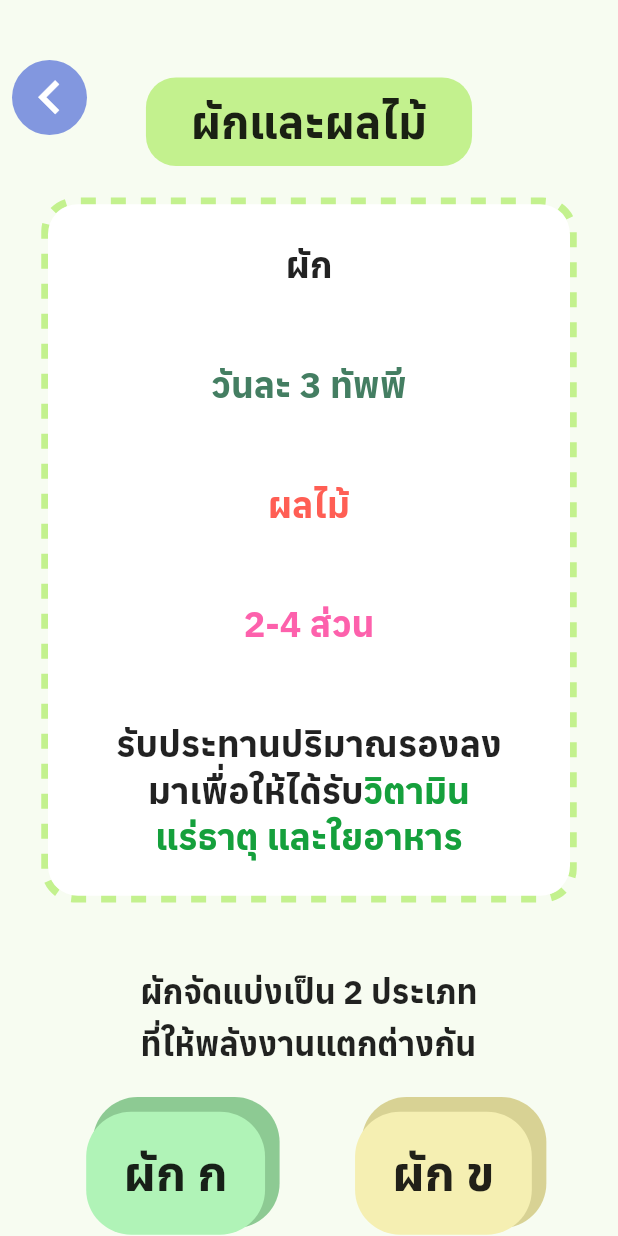
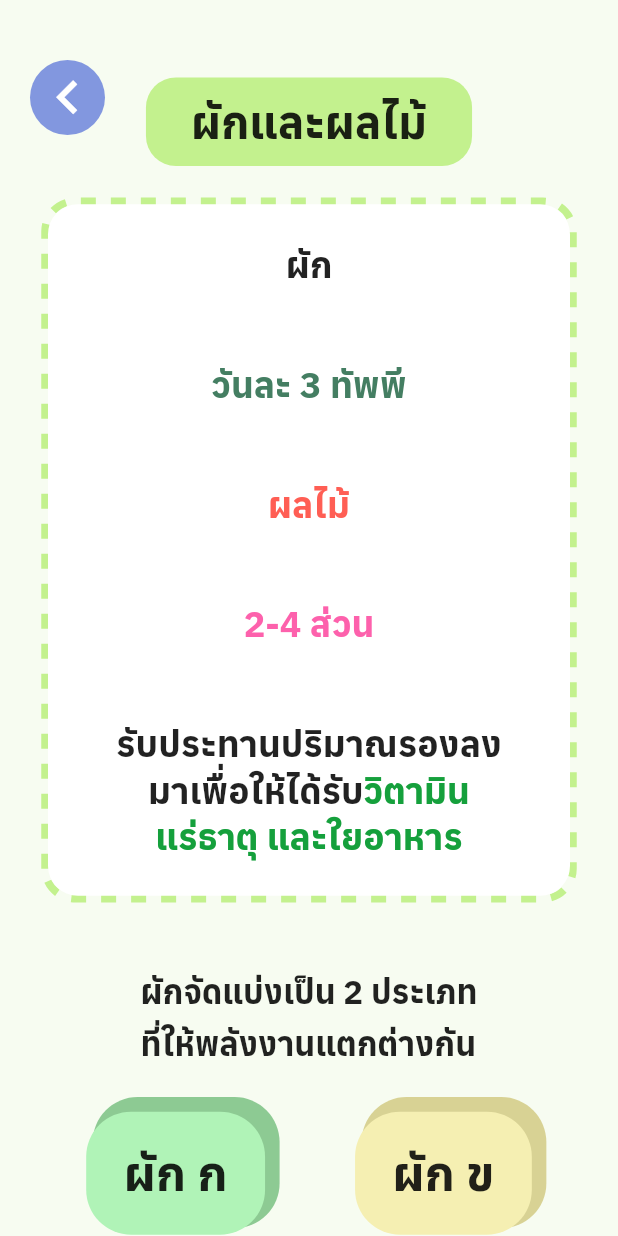
Before and after one commit to AINutritionProject/KinDeeUDee, a Flutter app: the VetFruitPage screen opened directly, on a phone screen of 412 x 824 dp. Run offline on Flutter 3.47's test engine with Material 2 defaults, Android fonts, the phone set to English and light mode, and no system bars; drawn by our look-alikes of dotted_border; our stand-ins replace camera, cloud_firestore, csv, email_validator, firebase_auth, firebase_core and 6 more; accounts and stored records are empty; project files that could hold a hidden picture were left out.

Commit message:
edit position buttonBack

```diff
--- a/lib/pages/vet_fruit.dart
+++ b/lib/pages/vet_fruit.dart
@@ -29,7 +29,7 @@ class VetFruitPage extends StatelessWidget {
                           fit: StackFit.loose,
                           children: [
                             const Padding(
-                              padding: EdgeInsets.symmetric(horizontal: 8),
+                              padding: EdgeInsets.symmetric(horizontal: 20),
                               child: Align(
                                 alignment: AlignmentDirectional(-1,-1),
                                 child: ButtonBack(colorCircle: Color.fromRGBO(130, 151, 223, 1), color: Colors.white,)),
```
